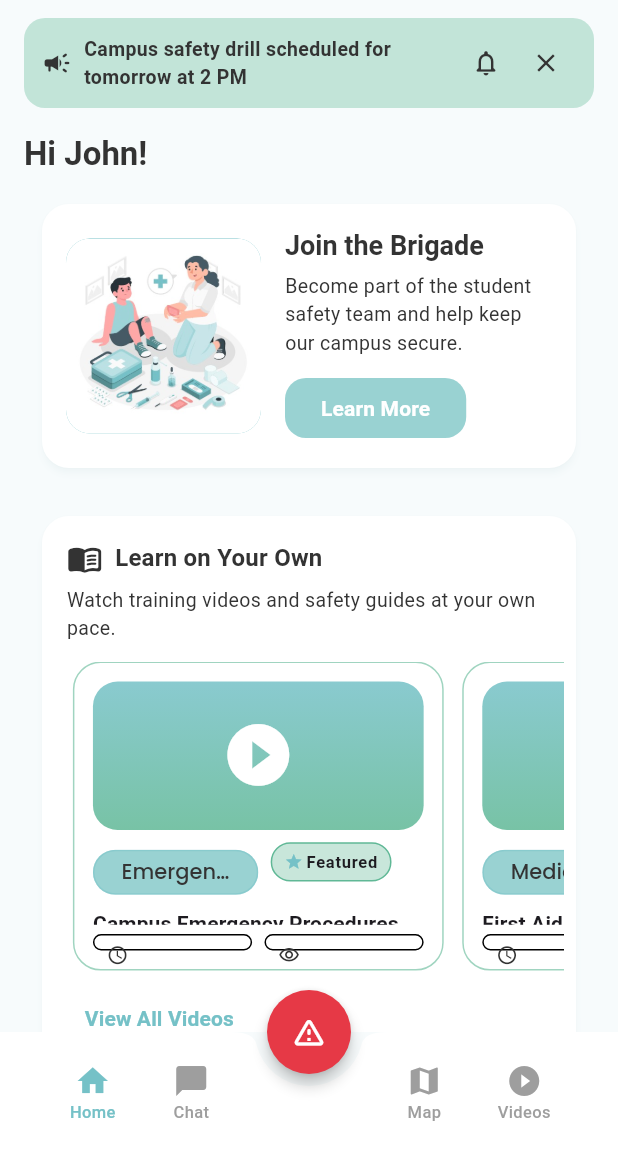
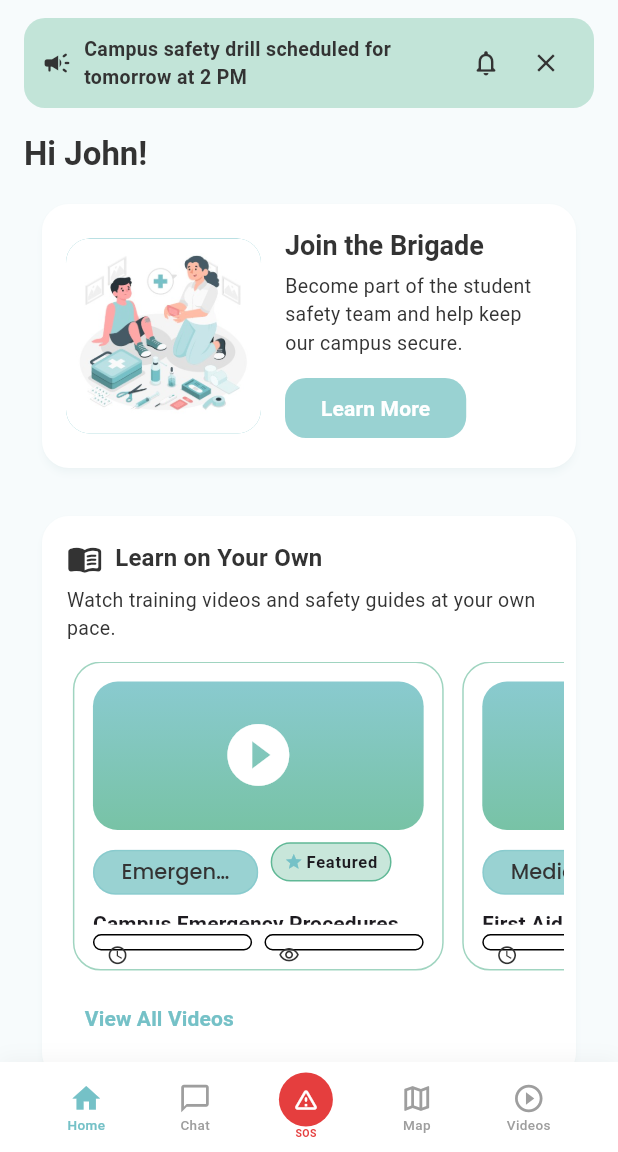
Before and after one commit to DevGargolas25/Flutter, a Flutter app: the screen it shows after launch, on a phone screen of 412 x 824 dp, the part 84-1236 px from its top. Run offline on Flutter 3.47's test engine with Material 3 defaults, Android fonts, the phone set to English and light mode, and no system bars; our stand-ins replace google_fonts.

Commit message:
NavBar listo

```diff
--- a/studentbrigade/lib/pages/nav_shell.dart
+++ b/studentbrigade/lib/pages/nav_shell.dart
@@ -14,11 +14,6 @@ class NavShell extends StatefulWidget {
 class _NavShellState extends State<NavShell> {
   int _index = 0;
 
-  // Tamaños para el hueco del FAB en el BottomAppBar
-  static const double _fabSize = 56;
-  static const double _notchMargin = 8;
-  static const double _gapWidth = _fabSize + (_notchMargin * 2); // 72
-
   // Páginas reales/placeholders
   final _pages = const [
     HomePage(),
@@ -31,13 +26,6 @@ class _NavShellState extends State<NavShell> {
   @override
   Widget build(BuildContext context) {
     return Scaffold(
-      // FAB centrado con notch
-      floatingActionButtonLocation: FloatingActionButtonLocation.centerDocked,
-      floatingActionButton: FloatingActionButton(
-        onPressed: () => SosDialog.show(context),
-        child: const Icon(Icons.warning_amber_rounded),
-      ),
-
       appBar: AppBar(
         title: const Text("Profile"),
         backgroundColor: Theme.of(context).colorScheme.surface,
@@ -53,64 +41,55 @@ class _NavShellState extends State<NavShell> {
 
       body: _pages[_index],
 
-      bottomNavigationBar: BottomAppBar(
-        elevation: 0,
-        shape: const CircularNotchedRectangle(),
-        notchMargin: _notchMargin,
+      // Bottom Navigation Bar with integrated SOS button
+      bottomNavigationBar: Container(
+        height: 60, // Further reduced height
+        decoration: BoxDecoration(
           color: Colors.white,
-        child: SafeArea(
-          top: false,
-          child: SizedBox(
-            height: 70,
-            child: Row(
-              children: [
-                // Lado izquierdo (Home, Chat)
-                Expanded(
+          boxShadow: [
+            BoxShadow(
+              color: Colors.grey.withOpacity(0.1),
+              spreadRadius: 0,
+              blurRadius: 10,
+              offset: const Offset(0, -2),
+            ),
+          ],
+        ),
         child: Row(
           mainAxisAlignment: MainAxisAlignment.spaceEvenly,
+          crossAxisAlignment: CrossAxisAlignment.center,
           children: [
             _NavItem(
-                        icon: Icons.home,
+              icon: Icons.home_outlined,
+              selectedIcon: Icons.home,
               label: 'Home',
               selected: _index == 0,
               onTap: () => setState(() => _index = 0),
             ),
             _NavItem(
-                        icon: Icons.chat_bubble,
+              icon: Icons.chat_bubble_outline,
+              selectedIcon: Icons.chat_bubble,
               label: 'Chat',
               selected: _index == 1,
               onTap: () => setState(() => _index = 1),
             ),
-                    ],
-                  ),
-                ),
-
-                // Hueco central para el FAB
-                const SizedBox(width: _gapWidth),
-
-                // Lado derecho (Map, Videos)
-                Expanded(
-                  child: Row(
-                    mainAxisAlignment: MainAxisAlignment.spaceEvenly,
-                    children: [
+            // SOS Button in center
+            _SOSButton(onTap: () => SosDialog.show(context)),
             _NavItem(
-                        icon: Icons.map,
+              icon: Icons.map_outlined,
+              selectedIcon: Icons.map,
               label: 'Map',
               selected: _index == 2,
               onTap: () => setState(() => _index = 2),
             ),
             _NavItem(
-                        icon: Icons.play_circle_filled,
+              icon: Icons.play_circle_outline,
+              selectedIcon: Icons.play_circle_filled,
               label: 'Videos',
               selected: _index == 3,
               onTap: () => setState(() => _index = 3),
             ),
           ],
-                  ),
-                ),
-              ],
-            ),
-          ),
         ),
       ),
     );
@@ -256,15 +235,57 @@ class _NavShellState extends State<NavShell> {
   }
 }
 
+/* ======================= SOS Button ======================= */
+class _SOSButton extends StatelessWidget {
+  final VoidCallback onTap;
+
+  const _SOSButton({required this.onTap});
+
+  @override
+  Widget build(BuildContext context) {
+    return GestureDetector(
+      onTap: onTap,
+      child: Column(
+        mainAxisSize: MainAxisSize.min,
+        children: [
+          Container(
+            width: 36, // Much smaller
+            height: 36,
+            decoration: const BoxDecoration(
+              color: Color(0xFFE53E3E),
+              shape: BoxShape.circle,
+            ),
+            child: const Icon(
+              Icons.warning_amber_rounded,
+              color: Colors.white,
+              size: 18, // Smaller icon
+            ),
+          ),
+          const Text(
+            'SOS',
+            style: TextStyle(
+              fontSize: 7, // Very small text
+              color: Color(0xFFE53E3E),
+              fontWeight: FontWeight.w600,
+            ),
+          ),
+        ],
+      ),
+    );
+  }
+}
+
 /* ======================= Item del Bottom Nav ======================= */
 class _NavItem extends StatelessWidget {
   final IconData icon;
+  final IconData? selectedIcon;
   final String label;
   final bool selected;
   final VoidCallback onTap;
 
   const _NavItem({
     required this.icon,
+    this.selectedIcon,
     required this.label,
     required this.selected,
     required this.onTap,
@@ -282,16 +303,20 @@ class _NavItem extends StatelessWidget {
       onTap: onTap,
       borderRadius: BorderRadius.circular(8),
       child: Padding(
-        padding: const EdgeInsets.symmetric(horizontal: 8, vertical: 6),
+        padding: const EdgeInsets.symmetric(horizontal: 4, vertical: 4), // Reduced padding
         child: Column(
           mainAxisSize: MainAxisSize.min,
           children: [
-            Icon(icon, size: 24, color: selected ? selColor : baseColor),
-            const SizedBox(height: 4),
+            Icon(
+              selected ? (selectedIcon ?? icon) : icon,
+              size: 22, // Smaller icons
+              color: selected ? selColor : baseColor,
+            ),
+            const SizedBox(height: 2), // Reduced spacing
             Text(
               label,
               style: TextStyle(
-                fontSize: 11,
+                fontSize: 9, // Smaller text
                 color: selected ? selColor : baseColor,
                 fontWeight: FontWeight.w500,
                 height: 1.0,
```
Lines whose indentation alone changed are shown as unchanged.
